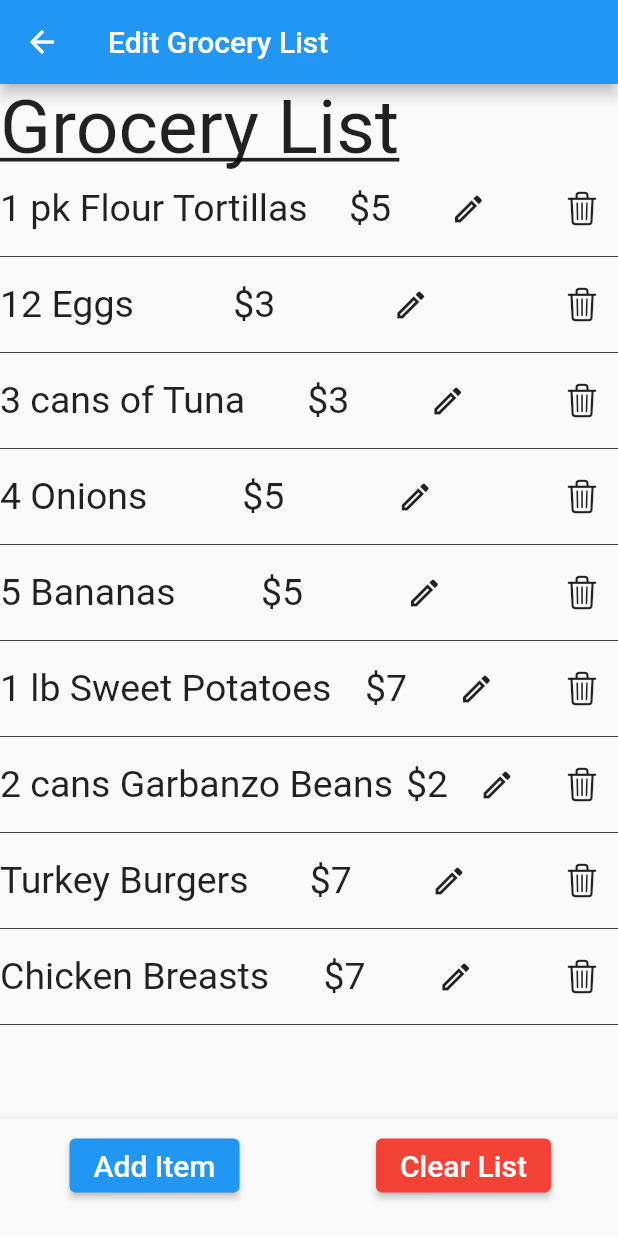
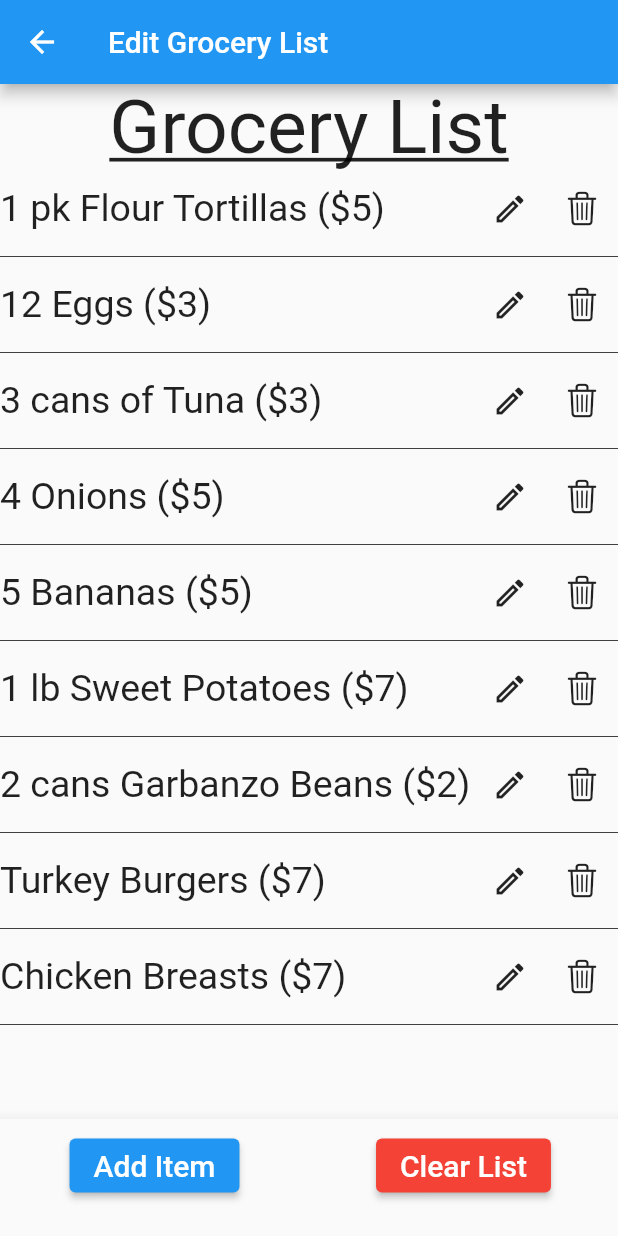
Before and after one commit to lmora21/nutrition_buddy, a Flutter app: the screen it shows after launch, item 2 of the bottom bar chosen, after a tap on "Edit", on a phone screen of 412 x 824 dp. Run offline on Flutter 3.47's test engine with Material 2 defaults, Android fonts, the phone set to English and light mode, and no system bars; our stand-ins replace fl_chart, percent_indicator, pie_chart.

Commit message:
fixed spacing issues in diet screens

```diff
--- a/lib/dietEditScreen.dart
+++ b/lib/dietEditScreen.dart
@@ -16,7 +16,7 @@ class DietEditScreen extends StatelessWidget {
       // mainAxisAlignment: MainAxisAlignment.spaceBetween,
       children: <Widget>[
         Row(
-          mainAxisAlignment: MainAxisAlignment.spaceBetween,
+          mainAxisAlignment: MainAxisAlignment.center,
           children: const [
             Text("Grocery List", style: TextStyle(decoration: TextDecoration.underline, fontSize: 50)),
           ],
@@ -26,12 +26,12 @@ class DietEditScreen extends StatelessWidget {
             children: [for (var i = 0; i < GroceryList.prices.length; i++) ...[
           Row(
             mainAxisAlignment: MainAxisAlignment.spaceBetween,
-
             children: [
-              Text(GroceryList.food[i], style: const TextStyle(fontSize: 25),),
-              Text("\$" "${GroceryList.prices[i]}", style: const TextStyle(fontSize: 25),),
+              Text(GroceryList.food[i] + " (\$" +  "${GroceryList.prices[i]})", style: const TextStyle(fontSize: 25),),
+              Row(children: [
               IconButton(onPressed: () {}, icon: const Icon(Icons.create_outlined)),
               IconButton(onPressed: () {}, icon: const Icon(CupertinoIcons.trash)),
+              ])
             ],),
           const Divider(color: Colors.black, thickness: 0.5),
         ]]))
--- a/lib/dietScreen.dart
+++ b/lib/dietScreen.dart
@@ -12,10 +12,10 @@ class DietScreen extends StatelessWidget {
     return Column(
       // mainAxisAlignment: MainAxisAlignment.spaceBetween,
       children: <Widget>[
-        // TODO: Fill in screen
         Row(
-          mainAxisAlignment: MainAxisAlignment.spaceEvenly,
+          mainAxisAlignment: MainAxisAlignment.spaceBetween,
           children: [
+            const SizedBox(width: 25),
             const Text("Grocery List", style: TextStyle(decoration: TextDecoration.underline, fontSize: 50)),
             ElevatedButton(onPressed: () {
               Navigator.push(context, MaterialPageRoute(builder: (context) => const DietEditScreen()));
```
